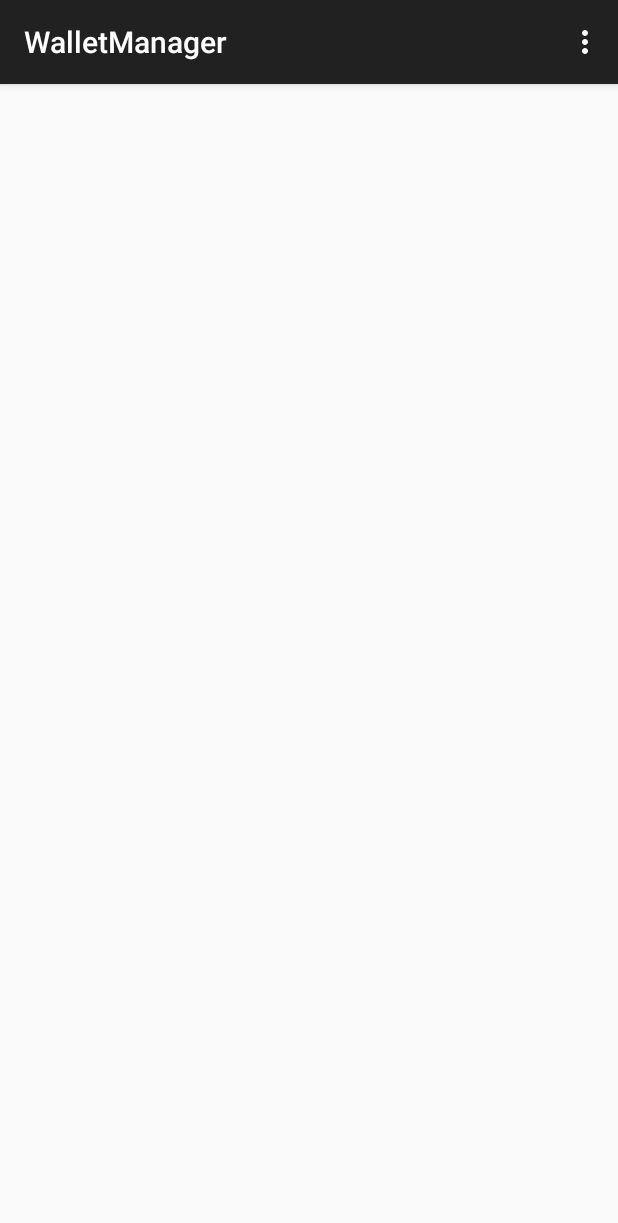
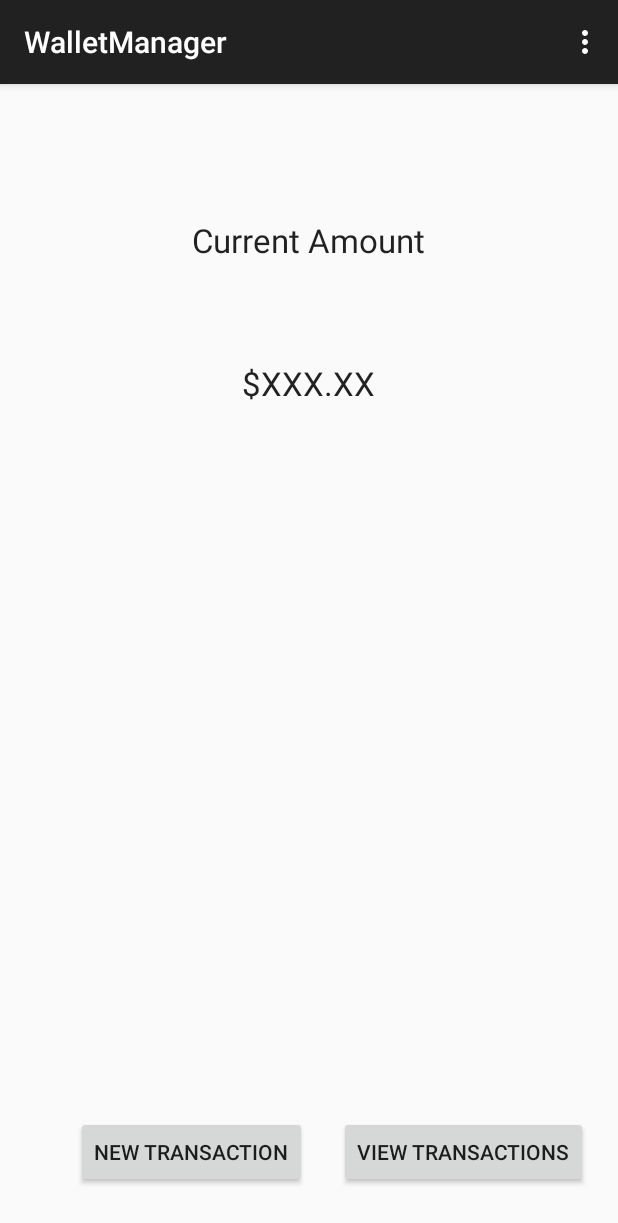
Before and after one commit to jinhwana/Prog1, an Android app: the screen it shows after launch (HomeActivity), on a phone screen of 412 x 824 dp. Shown: the top 1223 px of the screen. Run offline under Robolectric (Android 15) with nearby library versions, the phone set to English and light mode, and no system bars; 4 statements that could not run were skipped.

Commit message:
Secomd commit with layout

```diff
--- a/app/src/main/java/coded/by/jin/walletmanager/HomeActivity.java
+++ b/app/src/main/java/coded/by/jin/walletmanager/HomeActivity.java
@@ -1,16 +1,26 @@
 package coded.by.jin.walletmanager;
 
+import android.content.Context;
+import android.content.Intent;
 import android.support.v7.app.AppCompatActivity;
 import android.os.Bundle;
 import android.view.Menu;
 import android.view.MenuItem;
+import android.view.View;
+import android.widget.Button;
 
 public class HomeActivity extends AppCompatActivity {
+
+    // Attributes
+    private final Button btn_newTransaction = (Button)findViewById(R.id.btn_newTransaction);
+    private final Button btn_viewTransactions = (Button)findViewById(R.id.btn_viewTransactions);
 
     @Override
     protected void onCreate(Bundle savedInstanceState) {
         super.onCreate(savedInstanceState);
         setContentView(R.layout.activity_home);
+        newTransactionButtonListener();
+        viewTransactionsButtonListener();
     }
 
     @Override
@@ -34,4 +44,26 @@ public class HomeActivity extends AppCompatActivity {
 
         return super.onOptionsItemSelected(item);
     }
+
+    public void newTransactionButtonListener(){
+        final Context context = this;
+        btn_newTransaction.setOnClickListener(new View.OnClickListener(){
+            @Override
+            public void onClick(View v){
+                Intent intent = new Intent(context, AddTransactionActivity.class);
+                startActivity(intent);
+            }
+        });
+    }
+
+    public void viewTransactionsButtonListener(){
+        final Context context = this;
+        btn_viewTransactions.setOnClickListener(new View.OnClickListener(){
+            @Override
+            public void onClick(View v){
+                Intent intent = new Intent(context, ViewTransactionsActivity.class);
+                startActivity(intent);
+            }
+        });
+    }
 }
--- a/app/src/main/res/layout/activity_home.xml
+++ b/app/src/main/res/layout/activity_home.xml
@@ -2,8 +2,49 @@
                 xmlns:tools="http://schemas.android.com/tools"
                 android:layout_width="match_parent"
                 android:layout_height="match_parent"
-
                 tools:context=".HomeActivity">
 
 
+    <TextView
+        android:layout_width="wrap_content"
+        android:layout_height="wrap_content"
+        android:textAppearance="?android:attr/textAppearanceLarge"
+        android:id="@+id/currentAmountText"
+        android:text="Current Amount"
+        android:layout_alignParentTop="true"
+        android:layout_centerHorizontal="true"
+        android:layout_marginTop="89dp"/>
+    <TextView
+        android:layout_width="wrap_content"
+        android:layout_height="wrap_content"
+        android:textAppearance="?android:attr/textAppearanceLarge"
+        android:text="$XXX.XX"
+        android:id="@+id/txt_currentAmount"
+        android:layout_below="@+id/currentAmountText"
+        android:layout_centerHorizontal="true"
+        android:layout_marginTop="66dp"/>
+    <Button
+        android:layout_width="wrap_content"
+        android:layout_height="wrap_content"
+        android:text="New Transaction"
+        android:id="@+id/btn_newTransaction"
+        android:layout_alignTop="@+id/btn_viewTransactions"
+        android:layout_toLeftOf="@+id/btn_viewTransactions"
+        android:layout_toStartOf="@+id/btn_viewTransactions"
+        android:layout_marginRight="21dp"
+        android:layout_marginEnd="21dp"/>
+
+    <Button
+        android:layout_width="wrap_content"
+        android:layout_height="wrap_content"
+        android:text="View Transactions"
+        android:id="@+id/btn_viewTransactions"
+        android:layout_marginRight="20dp"
+        android:layout_marginEnd="20dp"
+        android:layout_marginBottom="32dp"
+        android:layout_alignParentBottom="true"
+        android:layout_alignParentRight="true"
+        android:layout_alignParentEnd="true"/>
+
+
 </RelativeLayout>
```
Also changed, not shown: app/src/main/AndroidManifest.xml (+8 -0 lines), app/src/main/java/coded/by/jin/walletmanager/AddTransactionActivity.java (added, +171 -0 lines), app/src/main/java/coded/by/jin/walletmanager/ViewTransactionsActivity.java (added, +37 -0 lines), app/src/main/res/layout/activity_add_transaction.xml (added, +127 -0 lines), app/src/main/res/layout/activity_view_transactions.xml (added, +16 -0 lines), app/src/main/res/menu/menu_add_transaction.xml (added, +9 -0 lines), app/src/main/res/menu/menu_view_transactions.xml (added, +9 -0 lines), app/src/main/res/values/strings.xml (+12 -0 lines), 2 other files.
